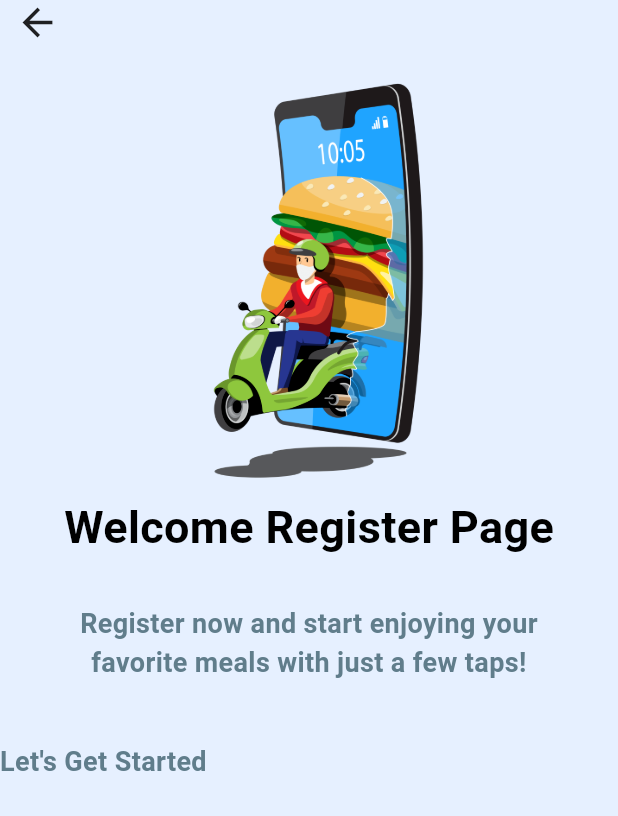
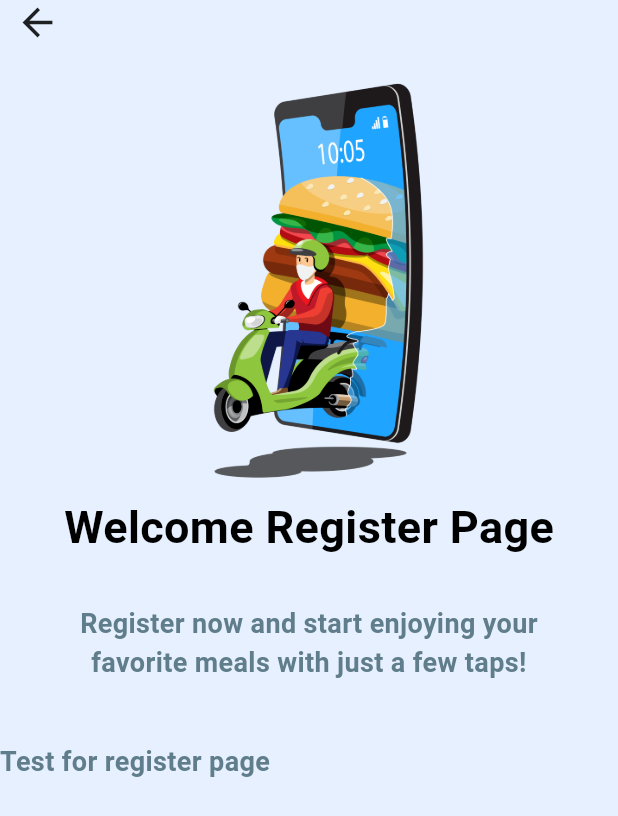
Before and after one commit to lixiuwen168-dev/flutter-cicd-project, a Flutter app: the RegisterPage screen opened directly, on a phone screen of 412 x 824 dp. Shown: the top 816 px of the screen. Run offline on Flutter 3.47's test engine with Material 3 defaults, Android fonts, the phone set to English and light mode, and no system bars; our stand-ins replace google_fonts; network calls fail.

Commit message:
test github actions trigger

```diff
--- a/lib/pages/onbaording/register_page.dart
+++ b/lib/pages/onbaording/register_page.dart
@@ -63,7 +63,7 @@ class _RegisterPage extends State<RegisterPage> {
             SizedBox(height: 40),
             Text(
               textAlign: TextAlign.center,
-              "Let's Get Started",
+              "Test for register page",
               style: TextStyle(
                 color: Colors.blueGrey,
                 fontSize: 18,
```
